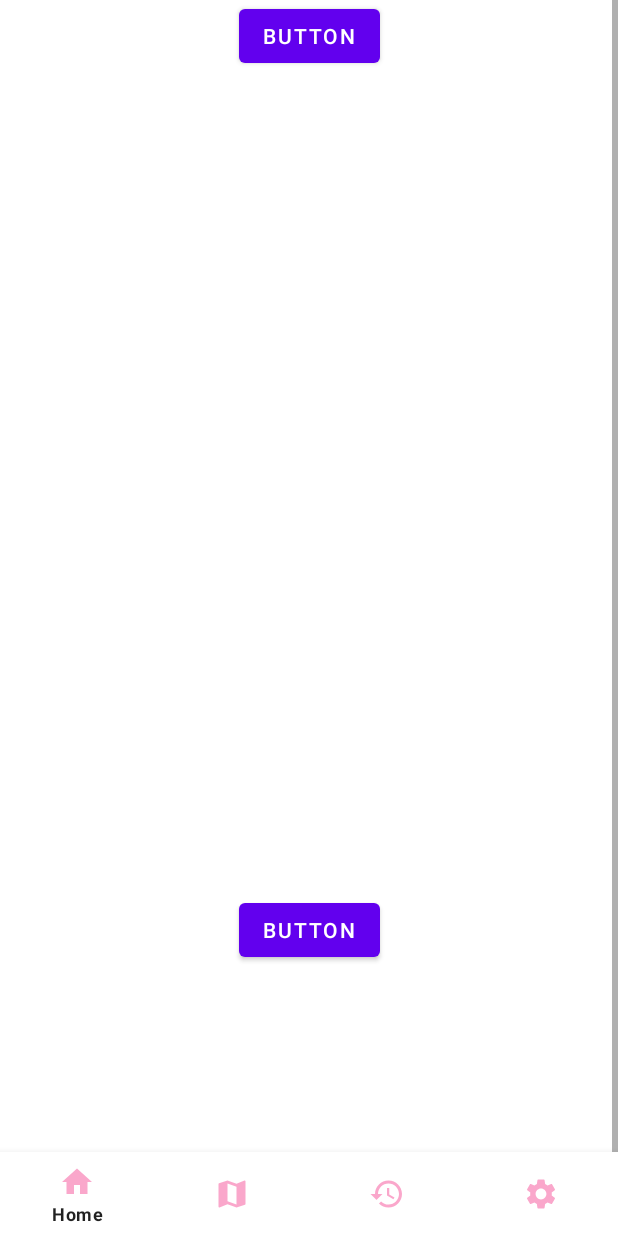
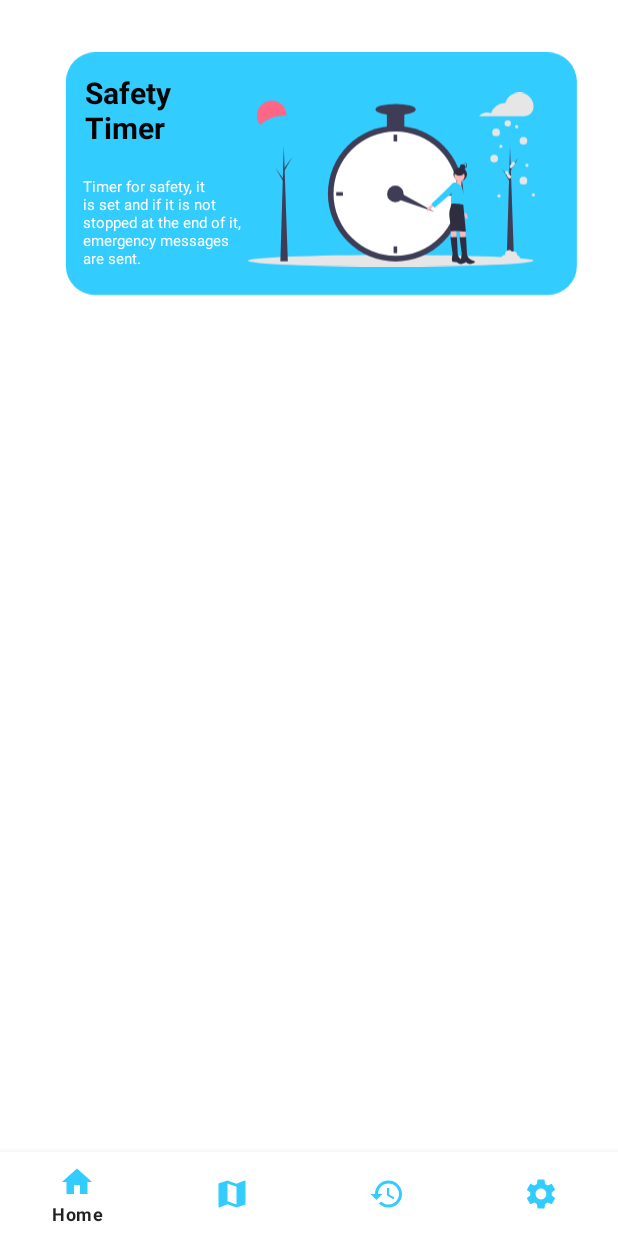
Before and after one commit to ivanbumbuc/YourSafetyAndroid, an Android app: the HomeFragment screen opened directly, with no data from a screen before it, on a phone screen of 412 x 824 dp. Run offline under Robolectric (Android 15) with nearby library versions, the phone set to English and light mode, and no system bars.

Commit message:
Safety Timer

```diff
--- a/app/build.gradle
+++ b/app/build.gradle
@@ -40,6 +40,7 @@ dependencies {
     implementation 'com.google.android.material:material:1.7.0'
     implementation 'androidx.constraintlayout:constraintlayout:2.1.4'
     implementation 'com.google.firebase:firebase-auth:21.1.0'
+    implementation 'com.google.firebase:firebase-firestore:24.4.1'
     testImplementation 'junit:junit:4.13.2'
     androidTestImplementation 'androidx.test.ext:junit:1.1.4'
     androidTestImplementation 'androidx.test.espresso:espresso-core:3.5.0'
--- a/app/src/main/java/com/example/yoursafetyandroid/menu/HomeFragment.java
+++ b/app/src/main/java/com/example/yoursafetyandroid/menu/HomeFragment.java
@@ -1,5 +1,6 @@
 package com.example.yoursafetyandroid.menu;
 
+import android.content.Intent;
 import android.os.Bundle;
 
 import androidx.fragment.app.Fragment;
@@ -7,60 +8,49 @@ import androidx.fragment.app.Fragment;
 import android.view.LayoutInflater;
 import android.view.View;
 import android.view.ViewGroup;
+import android.widget.ImageView;
 
 import com.example.yoursafetyandroid.R;
+import com.example.yoursafetyandroid.login.LoginActivity;
+import com.example.yoursafetyandroid.safetyTimer.SafetyTimerActivity;
 
-/**
- * A simple {@link Fragment} subclass.
- * Use the {@link HomeFragment#newInstance} factory method to
- * create an instance of this fragment.
- */
+
 public class HomeFragment extends Fragment {
 
-    // TODO: Rename parameter arguments, choose names that match
-    // the fragment initialization parameters, e.g. ARG_ITEM_NUMBER
-    private static final String ARG_PARAM1 = "param1";
-    private static final String ARG_PARAM2 = "param2";
-
-    // TODO: Rename and change types of parameters
-    private String mParam1;
-    private String mParam2;
+    private ImageView safetyTimer;
 
     public HomeFragment() {
-        // Required empty public constructor
+
     }
 
-    /**
-     * Use this factory method to create a new instance of
-     * this fragment using the provided parameters.
-     *
-     * @param param1 Parameter 1.
-     * @param param2 Parameter 2.
-     * @return A new instance of fragment HomeFragment.
-     */
-    // TODO: Rename and change types and number of parameters
-    public static HomeFragment newInstance(String param1, String param2) {
-        HomeFragment fragment = new HomeFragment();
-        Bundle args = new Bundle();
-        args.putString(ARG_PARAM1, param1);
-        args.putString(ARG_PARAM2, param2);
-        fragment.setArguments(args);
-        return fragment;
-    }
 
     @Override
     public void onCreate(Bundle savedInstanceState) {
         super.onCreate(savedInstanceState);
-        if (getArguments() != null) {
-            mParam1 = getArguments().getString(ARG_PARAM1);
-            mParam2 = getArguments().getString(ARG_PARAM2);
-        }
+
     }
 
     @Override
     public View onCreateView(LayoutInflater inflater, ViewGroup container,
                              Bundle savedInstanceState) {
-        // Inflate the layout for this fragment
-        return inflater.inflate(R.layout.fragment_home, container, false);
+        View rootView = inflater.inflate(R.layout.fragment_home, container, false);
+        safetyTimer = (ImageView) rootView.findViewById(R.id.imageViewSafetyTimerButton);
+
+        buttonsActions();
+        return rootView;
     }
+
+    private void buttonsActions()
+    {
+        safetyTimer.setOnClickListener(new View.OnClickListener() {
+            @Override
+            public void onClick(View view) {
+                Intent sessionIntent = new Intent(getActivity(), SafetyTimerActivity.class);
+                sessionIntent.setFlags(Intent.FLAG_ACTIVITY_NEW_TASK | Intent.FLAG_ACTIVITY_CLEAR_TASK);
+                startActivity(sessionIntent);
+            }
+        });
+
+    }
+
 }
--- /dev/null
+++ b/app/src/main/res/drawable/ic_baseline_arrow_back_ios_24.xml
@@ -0,0 +1,5 @@
+<vector android:autoMirrored="true" android:height="24dp"
+    android:tint="#33CCFF" android:viewportHeight="24"
+    android:viewportWidth="24" android:width="24dp" xmlns:android="http://schemas.android.com/apk/res/android">
+    <path android:fillColor="@android:color/white" android:pathData="M11.67,3.87L9.9,2.1 0,12l9.9,9.9 1.77,-1.77L3.54,12z"/>
+</vector>
--- /dev/null
+++ b/app/src/main/res/drawable/timebackground.xml
@@ -0,0 +1,9 @@
+<vector xmlns:android="http://schemas.android.com/apk/res/android"
+    android:width="380dp"
+    android:height="173dp"
+    android:viewportWidth="380"
+    android:viewportHeight="173">
+  <path
+      android:pathData="M24,0L332,0A20,20 0,0 1,352 20L352,145A20,20 0,0 1,332 165L24,165A20,20 0,0 1,4 145L4,20A20,20 0,0 1,24 0z"
+      android:fillColor="#33CCFF"/>
+</vector>
--- /dev/null
+++ b/app/src/main/res/drawable/timersafety.xml
@@ -0,0 +1,56 @@
+<vector android:height="121dp" android:viewportHeight="540.8"
+    android:viewportWidth="892.61" android:width="199.71489dp" xmlns:android="http://schemas.android.com/apk/res/android">
+    <path android:fillColor="#ff6584" android:pathData="M73.9,71.33m-46,0a46,46 0,1 1,92 0a46,46 0,1 1,-92 0"/>
+    <path android:fillColor="#e6e6e6" android:pathData="M0,522.8a444,18 0,1 0,888.01 0a444,18 0,1 0,-888.01 0z"/>
+    <path android:fillColor="#33ccff" android:pathData="M113,184.22m-113,0a113,113 0,1 1,226 0a113,113 0,1 1,-226 0"/>
+    <path android:fillColor="#3f3d56" android:pathData="M123.89,524.58l-23.14,0l10.55,-357.38l12.59,357.38z"/>
+    <path android:fillColor="#3f3d56" android:pathData="M113.34,234.93l24.85,-34.38l-25.19,42.88l-2.72,-4.76l3.06,-3.74z"/>
+    <path android:fillColor="#3f3d56" android:pathData="M110.62,269.65l-24.85,-34.38l25.19,42.88l2.72,-4.76l-3.06,-3.74z"/>
+    <path android:fillColor="#3f3d56" android:pathData="M827.51,524.96l-23.14,0l10.55,-357.38l12.59,357.38z"/>
+    <path android:fillColor="#3f3d56" android:pathData="M816.95,235.31l24.85,-34.38l-25.19,42.88l-2.72,-4.76l3.06,-3.74z"/>
+    <path android:fillColor="#3f3d56" android:pathData="M814.23,270.03l-24.85,-34.38l25.19,42.89l2.72,-4.77l-3.06,-3.74z"/>
+    <path android:fillColor="#3f3d56" android:pathData="M459.06,314.39m-210.5,0a210.5,210.5 0,1 1,421.01 0a210.5,210.5 0,1 1,-421.01 0"/>
+    <path android:fillColor="#fff" android:pathData="M459.06,314.39m-193.08,0a193.08,193.08 0,1 1,386.16 0a193.08,193.08 0,1 1,-386.16 0"/>
+    <path android:fillColor="#3f3d56" android:pathData="M458.36,315.09m-25.79,0a25.79,25.79 0,1 1,51.58 0a25.79,25.79 0,1 1,-51.58 0"/>
+    <path android:fillColor="#3f3d56" android:pathData="M452.78,131.07h11.15v20.91h-11.15z"/>
+    <path android:fillColor="#3f3d56" android:pathData="M452.78,478.2h11.15v20.91h-11.15z"/>
+    <path android:fillColor="#3f3d56" android:pathData="M295.25,309.51l-0,11.15l-20.91,0l-0,-11.15z"/>
+    <path android:fillColor="#3f3d56" android:pathData="M642.38,309.51l-0,11.15l-20.91,0l-0,-11.15z"/>
+    <path android:fillColor="#3f3d56" android:pathData="M450.92,326.29l9.53,-21.79l119.43,66.14l-128.96,-44.35z"/>
+    <path android:fillColor="#3f3d56" android:pathData="M431.87,53.01h54.37v62.73h-54.37z"/>
+    <path android:fillColor="#3f3d56" android:pathData="M396.32,53.01a62.73,17.43 0,1 0,125.47 0a62.73,17.43 0,1 0,-125.47 0z"/>
+    <path android:fillColor="#ffb8b8" android:pathData="M576.51,351.68l-3.49,4.88s-16.03,18.82 -16.73,9.76 11.85,-15.33 11.85,-15.33l6.97,-4.18Z"/>
+    <path android:fillColor="#ffb8b8" android:pathData="M675.72,368.15l2.92,5.24s10.15,22.54 1.66,19.3 -8.79,-17.27 -8.79,-17.27l-0.8,-8.09Z"/>
+    <path android:fillColor="#2f2e41" android:pathData="M660.03,254.04m-21.22,0a21.22,21.22 0,1 1,42.45 0a21.22,21.22 0,1 1,-42.45 0"/>
+    <path android:fillColor="#ffb8b8" android:pathData="M658.06,428.36l2.79,18.12L660.85,452.06h16.03L676.88,445.09s0.7,-12.55 -2.09,-16.03S658.06,428.36 658.06,428.36Z"/>
+    <path android:fillColor="#ffb8b8" android:pathData="M629.48,428.36l2.79,18.12L632.27,452.06h16.03L648.3,445.09s0.7,-12.55 -2.09,-16.03S629.48,428.36 629.48,428.36Z"/>
+    <path android:fillColor="#33ccff" android:pathData="M640.27,282.78s-6.17,3.25 -1.95,10.64 28.92,83.88 28.92,83.88l14.26,-4.05 -12.57,-48.37 -7.2,-30.4Z"/>
+    <path android:fillColor="#ffb8b8" android:pathData="M657.71,260.02m-16.03,0a16.03,16.03 0,1 1,32.06 0a16.03,16.03 0,1 1,-32.06 0"/>
+    <path android:fillColor="#ffb8b8" android:pathData="M665.03,262.46l-2.09,32.76L648.3,284.77s4.88,-19.52 3.49,-20.91Z"/>
+    <path android:fillColor="#33ccff" android:pathData="M665.03,292.44l-15.77,-11.68s-7.23,-2.96 -9.32,0.52 -12.55,55.07 -6.97,64.82c0,0 29.97,6.27 36.25,2.79l2.79,-18.12s3.49,-11.15 -2.09,-18.12Z"/>
+    <path android:fillColor="#33ccff" android:pathData="M644.12,281.98s-5.58,-4.18 -10.46,2.79 -63.43,62.04 -63.43,62.04l9.76,11.15 38.34,-32.06 24.4,-19.52Z"/>
+    <path android:fillColor="#2f2e41" android:pathData="M669.56,348.55s-34.5,-6.62 -37.99,-1.74l-0.7,7.67s-7.67,14.64 -3.49,38.34 1.39,38.34 1.39,38.34 18.82,-2.09 32.76,0 16.03,0 16.03,0Z"/>
+    <path android:fillColor="#2f2e41" android:pathData="M678.27,449.27l-20.21,0.7 6.97,52.28s-5.58,22.31 0.7,23.7a70.71,70.71 0,0 0,13.24 1.39s6.27,6.27 13.24,5.58a39.03,39.03 0,0 0,13.24 -4.18s1.39,-4.18 -3.49,-5.58 -18.12,-5.58 -20.91,-20.21Z"/>
+    <path android:fillColor="#2f2e41" android:pathData="M649.69,449.27l-20.21,0.7 6.97,52.28s-5.58,22.31 0.7,23.7a70.71,70.71 0,0 0,13.24 1.39s6.27,6.27 13.24,5.58a39.03,39.03 0,0 0,13.24 -4.18s1.39,-4.18 -3.49,-5.58S655.27,517.58 652.48,502.94Z"/>
+    <path android:fillColor="#2f2e41" android:pathData="M667.46,231.7m-8.78,0a8.78,8.78 0,1 1,17.56 0a8.78,8.78 0,1 1,-17.56 0"/>
+    <path android:fillColor="#2f2e41" android:pathData="M679.17,226.95a8.78,8.78 0,0 0,-7.87 -8.73,8.88 8.88,0 0,1 0.91,-0.05 8.78,8.78 0,0 1,0 17.56,8.88 8.88,0 0,1 -0.91,-0.05A8.78,8.78 0,0 0,679.17 226.95Z"/>
+    <path android:fillColor="#2f2e41" android:pathData="M642.93,249.54a14.64,8.78 0,1 0,29.27 0a14.64,8.78 0,1 0,-29.27 0z"/>
+    <path android:fillColor="#e6e6e6" android:pathData="M888.12,42.15a44.68,44.68 0,0 0,-87.66 -9.42c-0.54,-0.02 -1.08,-0.04 -1.63,-0.04a44.69,44.69 0,0 0,-42.87 32.09,31.57 31.57,0 0,0 -37.47,9.32h139.36a30.22,30.22 0,0 0,30.29 -31.29Q888.14,42.48 888.12,42.15Z"/>
+    <path android:fillColor="#e6e6e6" android:pathData="M771.61,124.18m-12,0a12,12 0,1 1,24 0a12,12 0,1 1,-24 0"/>
+    <path android:fillColor="#e6e6e6" android:pathData="M807.85,95.89m-9.99,0a9.99,9.99 0,1 1,19.98 0a9.99,9.99 0,1 1,-19.98 0"/>
+    <path android:fillColor="#e6e6e6" android:pathData="M856.61,150.18m-12,0a12,12 0,1 1,24 0a12,12 0,1 1,-24 0"/>
+    <path android:fillColor="#e6e6e6" android:pathData="M765.61,205.18m-12,0a12,12 0,1 1,24 0a12,12 0,1 1,-24 0"/>
+    <path android:fillColor="#e6e6e6" android:pathData="M856.61,274.18m-12,0a12,12 0,1 1,24 0a12,12 0,1 1,-24 0"/>
+    <path android:fillColor="#e6e6e6" android:pathData="M837.59,505.57c0,-0.13 0.02,-0.26 0.02,-0.39a11.98,11.98 0,0 0,-16.99 -10.9,11.97 11.97,0 0,0 -20.83,9.91c-0.06,-0 -0.12,-0.01 -0.18,-0.01a12,12 0,1 0,7.33 21.48,11.99 11.99,0 0,0 20.62,1.22 11.99,11.99 0,1 0,10.02 -21.31Z"/>
+    <path android:fillColor="#e6e6e6" android:pathData="M867.61,226.18m-5,0a5,5 0,1 1,10 0a5,5 0,1 1,-10 0"/>
+    <path android:fillColor="#e6e6e6" android:pathData="M835.61,106.18m-5,0a5,5 0,1 1,10 0a5,5 0,1 1,-10 0"/>
+    <path android:fillColor="#e6e6e6" android:pathData="M818.61,230.18m-5,0a5,5 0,1 1,10 0a5,5 0,1 1,-10 0"/>
+    <path android:fillColor="#e6e6e6" android:pathData="M822.61,225.18m-5,0a5,5 0,1 1,10 0a5,5 0,1 1,-10 0"/>
+    <path android:fillColor="#e6e6e6" android:pathData="M825.61,220.18m-5,0a5,5 0,1 1,10 0a5,5 0,1 1,-10 0"/>
+    <path android:fillColor="#e6e6e6" android:pathData="M813.61,262.18m-5,0a5,5 0,1 1,10 0a5,5 0,1 1,-10 0"/>
+    <path android:fillColor="#e6e6e6" android:pathData="M887.61,318.18m-5,0a5,5 0,1 1,10 0a5,5 0,1 1,-10 0"/>
+    <path android:fillColor="#e6e6e6" android:pathData="M780.61,321.18m-5,0a5,5 0,1 1,10 0a5,5 0,1 1,-10 0"/>
+    <path android:fillColor="#e6e6e6" android:pathData="M786.61,167.18m-5,0a5,5 0,1 1,10 0a5,5 0,1 1,-10 0"/>
+    <path android:fillColor="#e6e6e6" android:pathData="M809.61,257.18m-5,0a5,5 0,1 1,10 0a5,5 0,1 1,-10 0"/>
+    <path android:fillColor="#e6e6e6" android:pathData="M804.61,249.18m-5,0a5,5 0,1 1,10 0a5,5 0,1 1,-10 0"/>
+</vector>
--- a/app/src/main/res/layout/activity_login.xml
+++ b/app/src/main/res/layout/activity_login.xml
@@ -4,7 +4,7 @@
     xmlns:tools="http://schemas.android.com/tools"
     android:layout_width="match_parent"
     android:layout_height="match_parent"
-    android:background="#FAA7CB"
+    android:background="#33ccff"
     tools:context=".login.LoginActivity">
 
     <EditText
--- a/app/src/main/res/layout/activity_main.xml
+++ b/app/src/main/res/layout/activity_main.xml
@@ -17,7 +17,7 @@
         android:id="@+id/bottomNavigationView"
         android:layout_width="match_parent"
         android:layout_height="wrap_content"
-        app:itemIconTint="#FAA7CB"
+        app:itemIconTint="#33ccff"
         app:itemTextColor="?android:attr/panelColorForeground"
         app:layout_constraintBottom_toBottomOf="parent"
         app:layout_constraintEnd_toEndOf="parent"
--- a/app/src/main/res/layout/activity_menu.xml
+++ b/app/src/main/res/layout/activity_menu.xml
@@ -5,7 +5,7 @@
     android:layout_width="match_parent"
     android:layout_height="match_parent"
     tools:context=".menu.MenuActivity"
-    android:background="#FAA7CB"
+    android:background="#33ccff"
     >
 
 
--- a/app/src/main/res/layout/fragment_home.xml
+++ b/app/src/main/res/layout/fragment_home.xml
@@ -10,8 +10,10 @@
     <ScrollView
         android:layout_width="match_parent"
         android:layout_height="match_parent"
+        android:outlineAmbientShadowColor="#8F5050"
+        android:outlineSpotShadowColor="#352626"
         tools:layout_editor_absoluteX="0dp"
-        tools:layout_editor_absoluteY="102dp">
+        tools:layout_editor_absoluteY="31dp">
 
         <androidx.constraintlayout.widget.ConstraintLayout
             android:layout_width="match_parent"
@@ -19,33 +21,58 @@
             android:orientation="vertical">
 
 
-            <Button
-                android:id="@+id/button9"
-                android:layout_width="wrap_content"
-                android:layout_height="wrap_content"
-                android:text="Button"
+            <ImageView
+                android:id="@+id/imageViewSafetyTimerButton"
+                android:layout_width="372dp"
+                android:layout_height="175dp"
+                android:layout_marginTop="32dp"
+                android:outlineAmbientShadowColor="#735656"
+                android:outlineSpotShadowColor="#613B3B"
+                android:src="@drawable/timebackground"
                 app:layout_constraintEnd_toEndOf="parent"
+                app:layout_constraintHorizontal_bias="1.0"
                 app:layout_constraintStart_toStartOf="parent"
                 app:layout_constraintTop_toTopOf="parent" />
 
-            <Button
-                android:id="@+id/button10"
-                android:layout_width="wrap_content"
-                android:layout_height="wrap_content"
-                android:layout_marginTop="548dp"
-                android:text="Button"
-                app:layout_constraintEnd_toEndOf="parent"
-                app:layout_constraintStart_toStartOf="parent"
-                app:layout_constraintTop_toBottomOf="@+id/button9" />
+            <ImageView
+                android:id="@+id/imageView2"
+                android:layout_width="191dp"
+                android:layout_height="122dp"
+                android:src="@drawable/timersafety"
+                app:layout_constraintBottom_toBottomOf="@+id/imageViewSafetyTimerButton"
+                app:layout_constraintEnd_toEndOf="@+id/imageViewSafetyTimerButton"
+                app:layout_constraintHorizontal_bias="0.693"
+                app:layout_constraintStart_toStartOf="@+id/imageViewSafetyTimerButton"
+                app:layout_constraintTop_toTopOf="@+id/imageViewSafetyTimerButton" />
 
-            <Button
-                android:id="@+id/button11"
-                android:layout_width="wrap_content"
-                android:layout_height="wrap_content"
-                android:layout_marginTop="172dp"
-                android:text="Button"
-                app:layout_constraintTop_toBottomOf="@+id/button10"
-                tools:layout_editor_absoluteX="170dp" />
+            <TextView
+                android:id="@+id/textView2"
+                android:layout_width="61dp"
+                android:layout_height="72dp"
+                android:layout_marginTop="16dp"
+                android:text="Safety Timer"
+                android:textColor="#040404"
+                android:textSize="20sp"
+                android:textStyle="bold"
+                app:layout_constraintBottom_toBottomOf="@+id/imageView2"
+                app:layout_constraintEnd_toStartOf="@+id/imageView2"
+                app:layout_constraintHorizontal_bias="0.258"
+                app:layout_constraintStart_toStartOf="@+id/imageViewSafetyTimerButton"
+                app:layout_constraintTop_toTopOf="@+id/imageViewSafetyTimerButton"
+                app:layout_constraintVertical_bias="0.0" />
+
+            <TextView
+                android:id="@+id/textView3"
+                android:layout_width="110dp"
+                android:layout_height="63dp"
+                android:text="Timer for safety, it is set and if it is not stopped at the end of it, emergency messages are sent."
+                android:textColor="#FFFFFF"
+                android:textSize="10sp"
+                app:layout_constraintBottom_toBottomOf="@+id/imageView2"
+                app:layout_constraintEnd_toStartOf="@+id/imageView2"
+                app:layout_constraintHorizontal_bias="1.0"
+                app:layout_constraintStart_toStartOf="@+id/imageViewSafetyTimerButton" />
+
         </androidx.constraintlayout.widget.ConstraintLayout>
     </ScrollView>
 </androidx.constraintlayout.widget.ConstraintLayout>
```
Also changed, not shown: app/src/main/AndroidManifest.xml (+27 -0 lines), app/src/main/java/com/example/yoursafetyandroid/safetyTimer/SafetyTimerActivity.java (added, +207 -0 lines), app/src/main/java/com/example/yoursafetyandroid/safetyTimer/TimerService.java (added, +60 -0 lines), app/src/main/res/drawable/background.xml (added, +15 -0 lines), app/src/main/res/drawable/cronometre.xml (added, +11 -0 lines), app/src/main/res/drawable/timer_back.xml (added, +8 -0 lines), app/src/main/res/drawable/timer_black.xml (added, +8 -0 lines), app/src/main/res/layout/activity_safety_timer.xml (added, +121 -0 lines).
